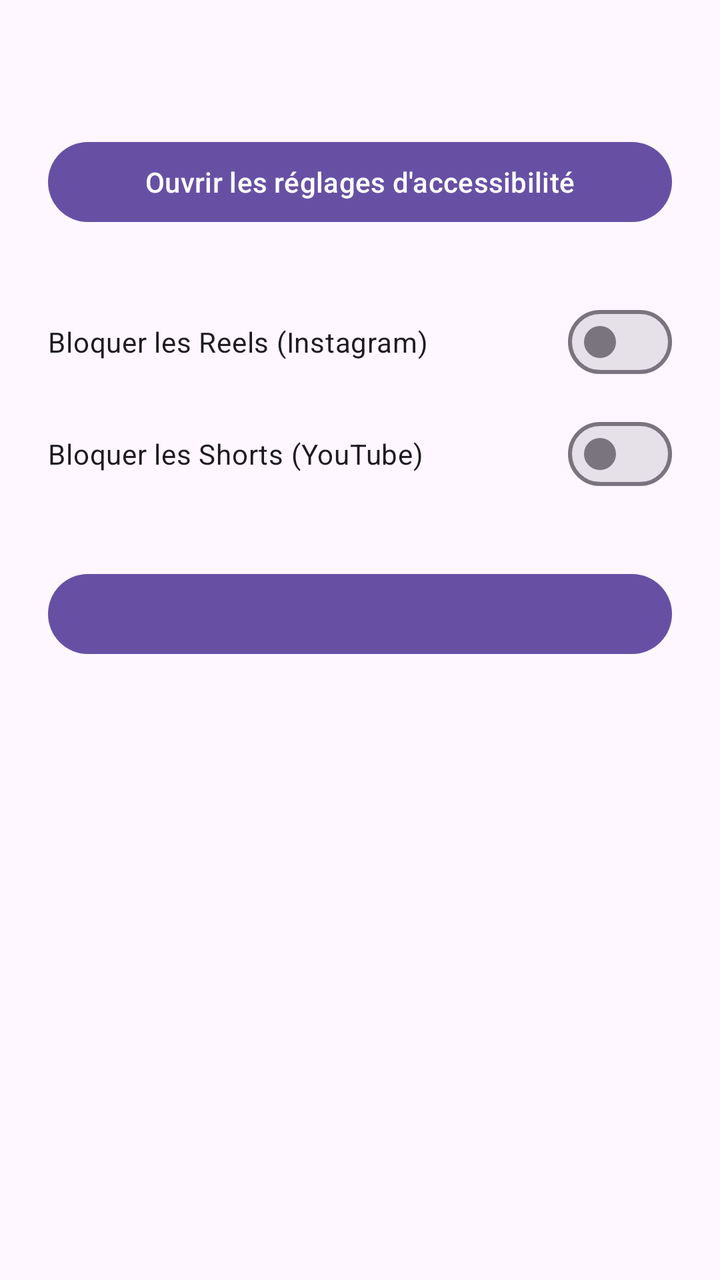
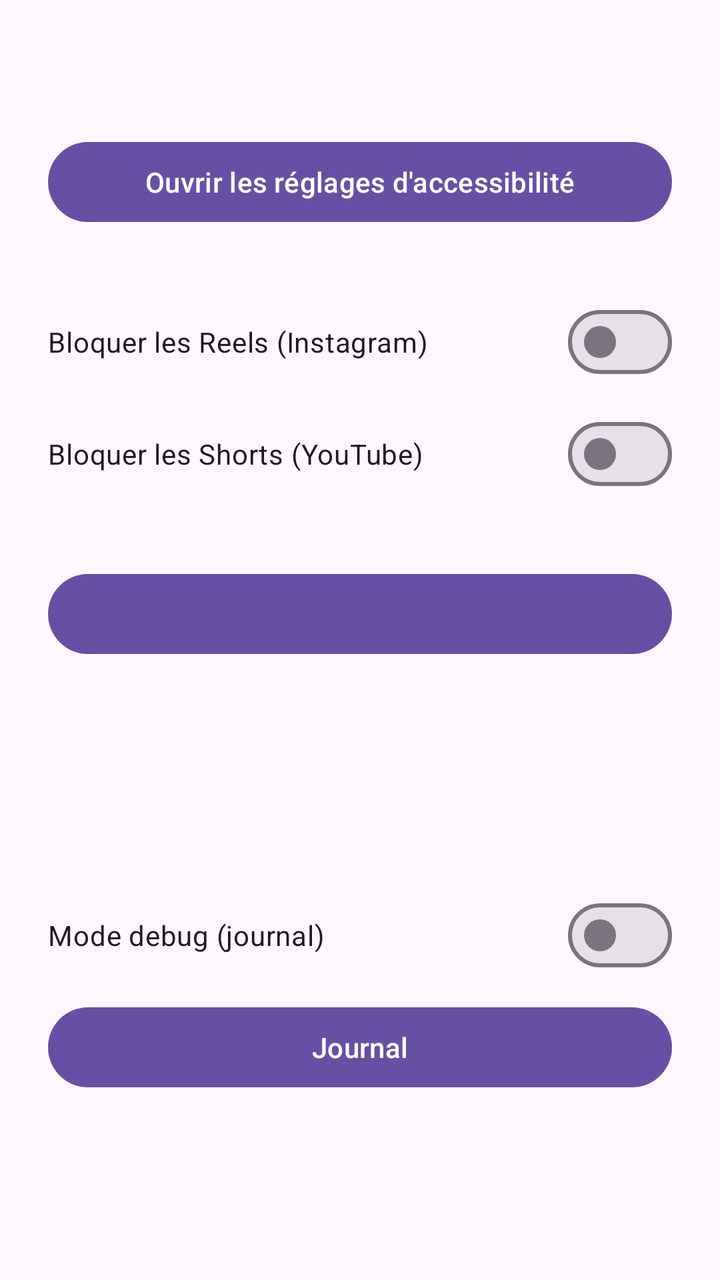

Before-and-after screenshots of an Android layout around one commit, followed by the original layout XML and the change that was made.
<!-- AndroidManifest.xml: application theme Theme.NoScroll -->
<!-- res/layout/activity_main.xml -->
<?xml version="1.0" encoding="utf-8"?>
<LinearLayout xmlns:android="http://schemas.android.com/apk/res/android"
    android:layout_width="match_parent"
    android:layout_height="match_parent"
    android:orientation="vertical"
    android:padding="24dp">

    <TextView
        android:id="@+id/statusText"
        android:layout_width="match_parent"
        android:layout_height="wrap_content"
        android:textSize="20sp" />

    <Button
        android:id="@+id/openSettingsButton"
        android:layout_width="match_parent"
        android:layout_height="wrap_content"
        android:layout_marginTop="16dp"
        android:text="@string/open_accessibility_settings" />

    <com.google.android.material.materialswitch.MaterialSwitch
        android:id="@+id/switchReels"
        android:layout_width="match_parent"
        android:layout_height="wrap_content"
        android:layout_marginTop="32dp"
        android:text="@string/block_reels" />

    <com.google.android.material.materialswitch.MaterialSwitch
        android:id="@+id/switchShorts"
        android:layout_width="match_parent"
        android:layout_height="wrap_content"
        android:layout_marginTop="8dp"
        android:text="@string/block_shorts" />

    <Button
        android:id="@+id/pauseButton"
        android:layout_width="match_parent"
        android:layout_height="wrap_content"
        android:layout_marginTop="32dp" />

    <TextView
        android:id="@+id/pauseStatusText"
        android:layout_width="match_parent"
        android:layout_height="wrap_content"
        android:layout_marginTop="8dp" />

    <TextView
        android:id="@+id/statsText"
        android:layout_width="match_parent"
        android:layout_height="wrap_content"
        android:layout_marginTop="32dp"
        android:textSize="16sp" />
</LinearLayout>
<!-- resources referenced by this layout -->
<resources>
  <string name="block_reels">Bloquer les Reels (Instagram)</string>
  <string name="block_shorts">Bloquer les Shorts (YouTube)</string>
  <string name="open_accessibility_settings">Ouvrir les réglages d\'accessibilité</string>
  <style name="Theme.NoScroll" parent="Theme.Material3.DayNight.NoActionBar" />
</resources>

<!-- the commit's change to res/layout/activity_main.xml (unified diff, before → after) -->
@@ -1,7 +1,12 @@
 <?xml version="1.0" encoding="utf-8"?>
-<LinearLayout xmlns:android="http://schemas.android.com/apk/res/android"
+<ScrollView xmlns:android="http://schemas.android.com/apk/res/android"
     android:layout_width="match_parent"
     android:layout_height="match_parent"
+    android:fitsSystemWindows="true">
+
+<LinearLayout
+    android:layout_width="match_parent"
+    android:layout_height="wrap_content"
     android:orientation="vertical"
     android:padding="24dp">
 
@@ -50,4 +55,19 @@
         android:layout_height="wrap_content"
         android:layout_marginTop="32dp"
         android:textSize="16sp" />
+
+    <com.google.android.material.materialswitch.MaterialSwitch
+        android:id="@+id/switchDebug"
+        android:layout_width="match_parent"
+        android:layout_height="wrap_content"
+        android:layout_marginTop="32dp"
+        android:text="@string/debug_mode" />
+
+    <Button
+        android:id="@+id/openLogButton"
+        android:layout_width="match_parent"
+        android:layout_height="wrap_content"
+        android:layout_marginTop="8dp"
+        android:text="@string/open_log" />
 </LinearLayout>
+</ScrollView>
<!-- resource entries referenced after the edit -->
@@ -2,7 +2,9 @@
 <resources>
   <string name="block_reels">Bloquer les Reels (Instagram)</string>
   <string name="block_shorts">Bloquer les Shorts (YouTube)</string>
+  <string name="debug_mode">Mode debug (journal)</string>
   <string name="open_accessibility_settings">Ouvrir les réglages d\'accessibilité</string>
+  <string name="open_log">Journal</string>
   <style name="Theme.NoScroll" parent="Theme.Material3.DayNight.NoActionBar" />
 </resources>
 
